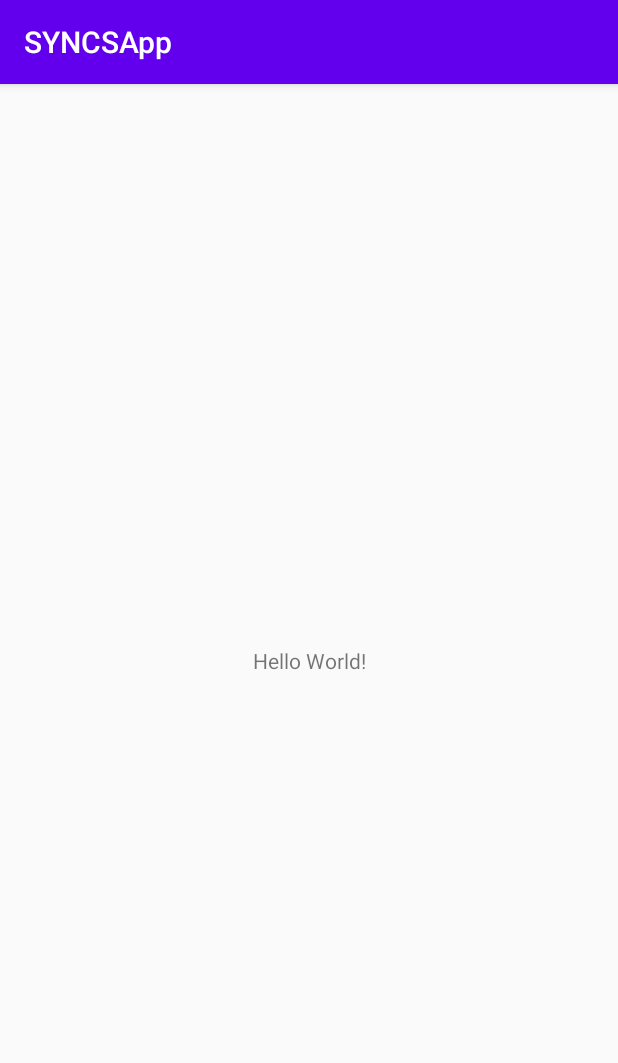
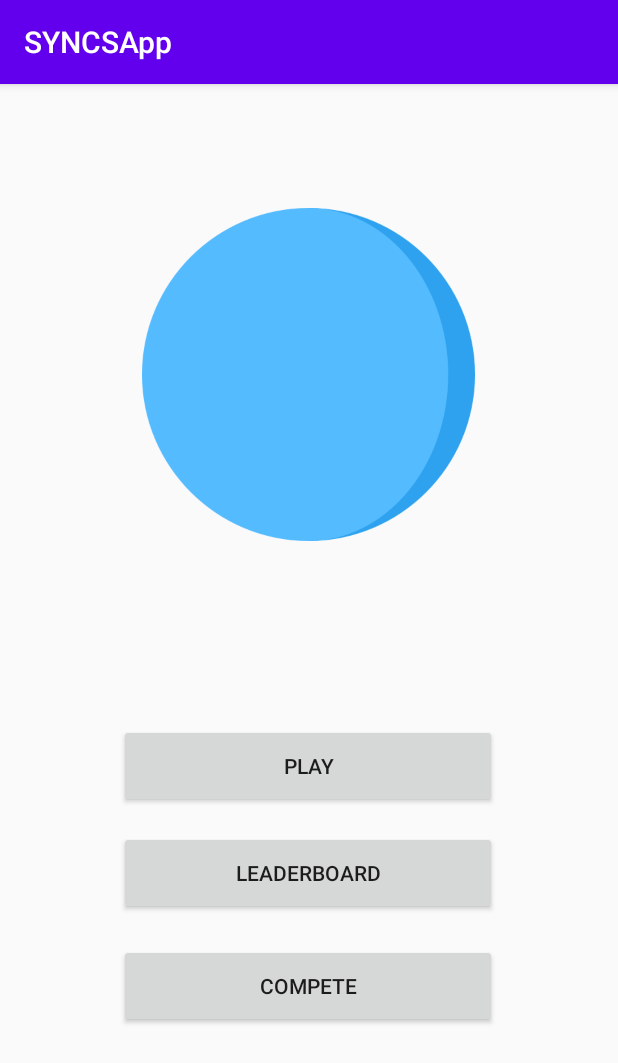
Before and after one commit to AndyLiu11037/SYNCS-hackathon, an Android app: the screen it shows after launch (MainActivity), on a phone screen of 412 x 824 dp. Shown: the top 1063 px of the screen. Run offline under Robolectric (Android 15) with nearby library versions, the phone set to English and light mode, and no system bars.

Commit message:
home page design completed

```diff
--- a/Front-End/app/src/main/res/layout/activity_main.xml
+++ b/Front-End/app/src/main/res/layout/activity_main.xml
@@ -6,13 +6,53 @@
     android:layout_height="match_parent"
     tools:context=".MainActivity">
 
-    <TextView
-        android:layout_width="wrap_content"
-        android:layout_height="wrap_content"
-        android:text="Hello World!"
+    <Button
+        android:id="@+id/button5"
+        android:layout_width="252dp"
+        android:layout_height="56dp"
+        android:text="Leaderboard"
         app:layout_constraintBottom_toBottomOf="parent"
-        app:layout_constraintLeft_toLeftOf="parent"
-        app:layout_constraintRight_toRightOf="parent"
-        app:layout_constraintTop_toTopOf="parent" />
+        app:layout_constraintEnd_toEndOf="parent"
+        app:layout_constraintHorizontal_bias="0.496"
+        app:layout_constraintStart_toStartOf="parent"
+        app:layout_constraintTop_toBottomOf="@+id/button2"
+        app:layout_constraintVertical_bias="0.067" />
+
+    <Button
+        android:id="@+id/button6"
+        android:layout_width="252dp"
+        android:layout_height="56dp"
+        android:text="Compete"
+        app:layout_constraintBottom_toBottomOf="parent"
+        app:layout_constraintEnd_toEndOf="parent"
+        app:layout_constraintHorizontal_bias="0.496"
+        app:layout_constraintStart_toStartOf="parent"
+        app:layout_constraintTop_toBottomOf="@+id/button5"
+        app:layout_constraintVertical_bias="0.124" />
+
+    <ImageView
+        android:id="@+id/logo"
+        android:layout_width="278dp"
+        android:layout_height="222dp"
+        app:layout_constraintBottom_toBottomOf="parent"
+        app:layout_constraintEnd_toEndOf="parent"
+        app:layout_constraintHorizontal_bias="0.496"
+        app:layout_constraintStart_toStartOf="parent"
+        app:layout_constraintTop_toTopOf="parent"
+        app:layout_constraintVertical_bias="0.151"
+        app:srcCompat="@drawable/circle" />
+
+    <Button
+        android:id="@+id/button2"
+        android:layout_width="252dp"
+        android:layout_height="56dp"
+        android:layout_marginTop="10dp"
+        android:text="Play"
+        app:layout_constraintBottom_toBottomOf="parent"
+        app:layout_constraintEnd_toEndOf="parent"
+        app:layout_constraintHorizontal_bias="0.496"
+        app:layout_constraintStart_toStartOf="parent"
+        app:layout_constraintTop_toBottomOf="@+id/logo"
+        app:layout_constraintVertical_bias="0.282" />
 
 </androidx.constraintlayout.widget.ConstraintLayout>
```
Also changed, not shown: Front-End/app/src/main/res/drawable/circle.png (added), gradle/wrapper/gradle-wrapper.properties (added), 3 other files.
